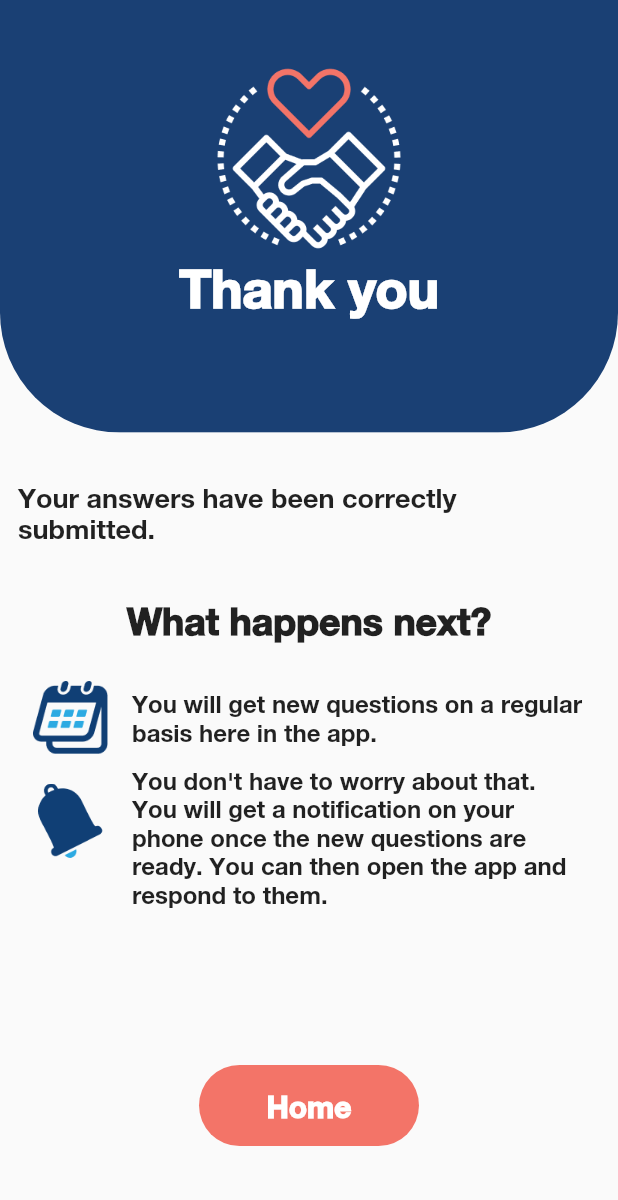
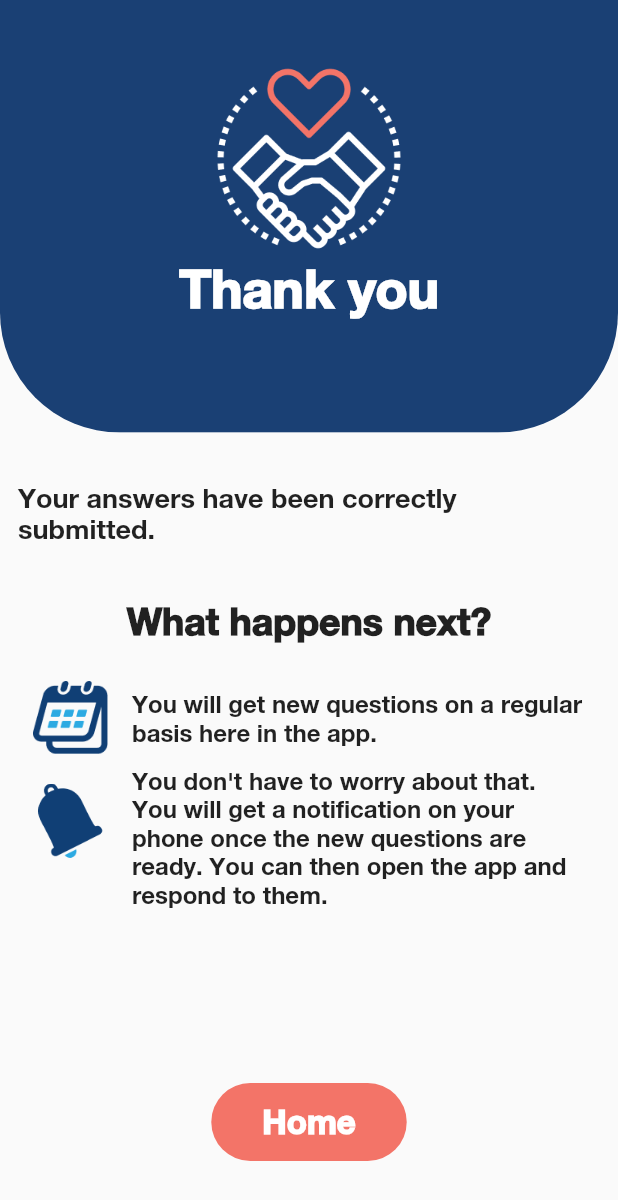
Before and after one commit to slavefreetrade/libertas_people, a Flutter app: the SurveyThankYouPage screen opened directly, on a phone screen of 412 x 824 dp. Shown: the top 1200 px of the screen. Run offline on Flutter 3.47's test engine with Material 2 defaults, Android fonts, the phone set to English and light mode, and no system bars; our stand-ins replace device_info, firebase_core, firebase_messaging, flutter_bloc, flutter_secure_storage, flutter_svg and 1 more; accounts and stored records are empty; generated files the repository leaves out were written again.

Commit message:
fix: minor edits

```diff
--- a/lib/features/privacyPolicyAndTerms/terms_and_conditions_page.dart
+++ b/lib/features/privacyPolicyAndTerms/terms_and_conditions_page.dart
@@ -1,8 +1,8 @@
 import 'package:flutter/material.dart';
 
 import '../../generated/l10n.dart';
+import '../../shared_ui_elements/buttons/button_orange_color.dart';
 import '../../shared_ui_elements/colors.dart';
-import '../../shared_ui_elements/buttons/button_orange_color.dart';
 import '../select_survey_frequency_page.dart';
 
 class TermsAndConditionsPage extends StatefulWidget {
--- a/lib/features/survey/survey_thankyou_page.dart
+++ b/lib/features/survey/survey_thankyou_page.dart
@@ -6,13 +6,9 @@ import 'package:libertaspeople/shared_ui_elements/shared_ui_elements.dart';
 class SurveyThankYouPage extends StatelessWidget {
   @override
   Widget build(BuildContext context) {
-    final double width = MediaQuery.of(context).size.width;
     final double height = MediaQuery.of(context).size.height;
     return Scaffold(
-        body: SizedBox(
-      width: width,
-      height: height,
-      child: Column(
+      body: Column(
         children: [
           Stack(
             children: [
@@ -97,34 +93,17 @@ class SurveyThankYouPage extends StatelessWidget {
               ],
             ),
           ),
-          Padding(
-            padding: const EdgeInsets.only(bottom: 60, top: 10),
-            child: TextButton(
-              style: ButtonStyle(
-                padding: MaterialStateProperty.all(
-                  const EdgeInsets.symmetric(horizontal: 45, vertical: 15),
-                ),
-                backgroundColor: MaterialStateProperty.all(AppColors.orange),
-                shape: MaterialStateProperty.all(
-                  RoundedRectangleBorder(
-                      borderRadius: BorderRadius.circular(30)),
-                ),
-              ),
-              onPressed: () {
-                Navigator.of(context).pushReplacement(MaterialPageRoute(
-                    builder: (context) => TabBarController()));
-              },
-              child: Text(
-                S.of(context).returnHome,
-                style: const TextStyle(
-                    fontSize: 20,
-                    color: AppColors.white,
-                    fontWeight: FontWeight.bold),
-              ),
-            ),
+          const SizedBox(height: 20),
+          ButtonOrangeColor(
+            label: S.of(context).returnHome,
+            onPressed: () {
+              Navigator.of(context).pushReplacement(
+                  MaterialPageRoute(builder: (context) => TabBarController()));
+            },
           ),
+          const SizedBox(height: 50),
         ],
       ),
-    ));
+    );
   }
 }
```
